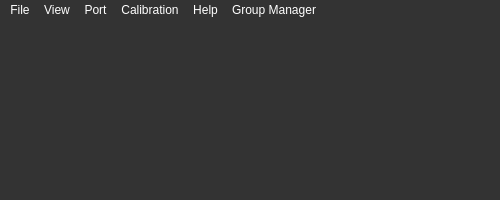
Before: the Qt Designer form multibench/mainwindow.ui in IlyaZh/Maiman-MCBS, drawn with Qt 5.
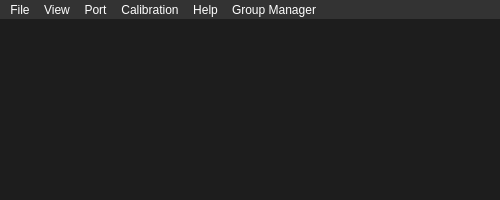
After: the same form once the commit is applied.

Patch:
```diff
--- a/multibench/mainwindow.ui
+++ b/multibench/mainwindow.ui
@@ -32,18 +32,18 @@
   </property>
   <property name="styleSheet">
    <string notr="true">* {	
-	background: rgb(51,51,51);
+	background:#1D1D1D;
 	color: rgb(255, 255, 255);
 }
 
 QMainWindow *{	
-	background: rgb(51,51,51);
+	background: #1D1D1D;
 	color: rgb(255, 255, 255);
 }
 
 QPushButton {
 	color: rgb(255, 255, 255);
-	background-color: rgb(51, 51, 51);
+	background-color: #1D1D1D;
 	border: 1px solid #999999;
 	border-radius: 4px;
 	padding: 4px;
```
